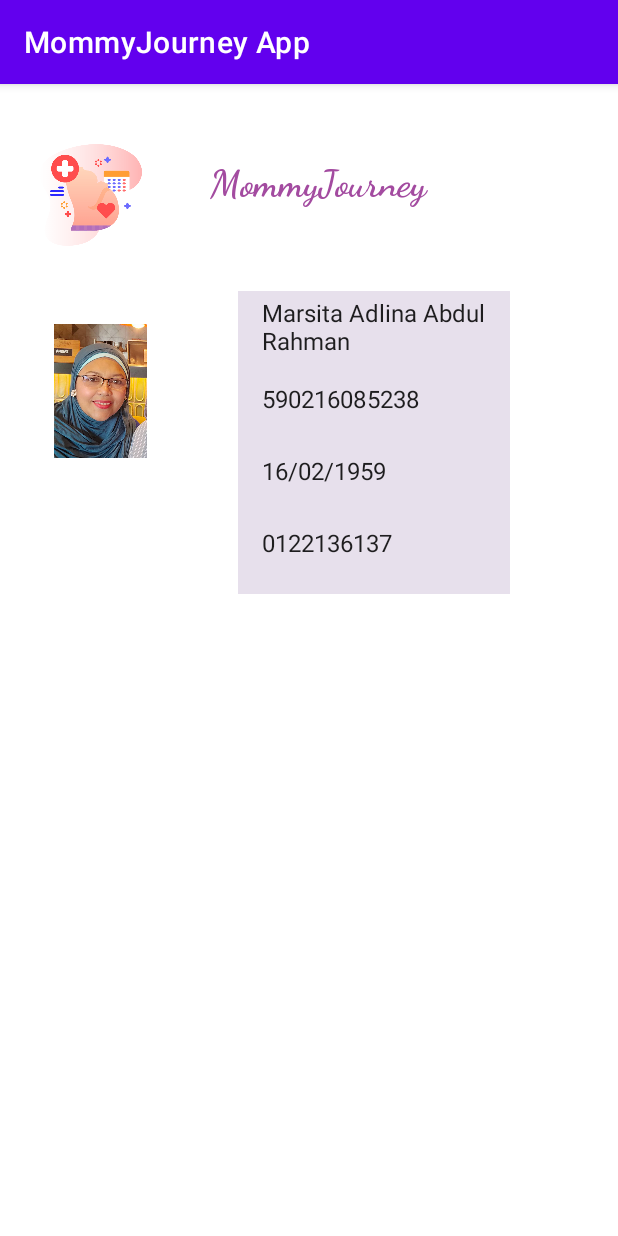
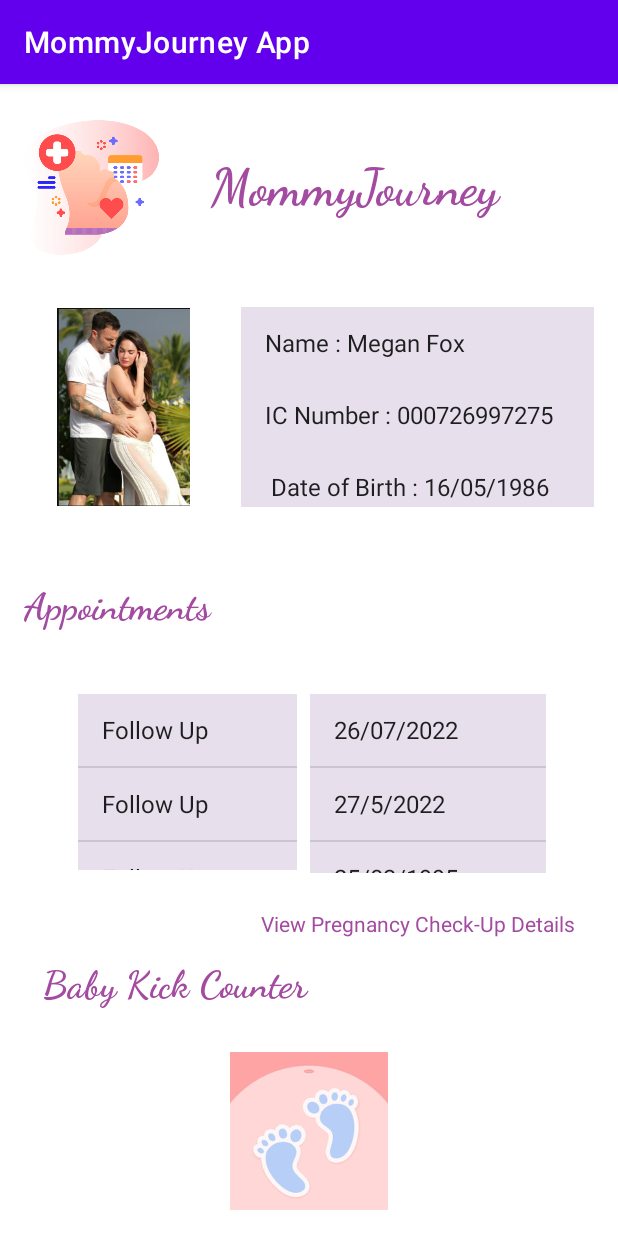
Before and after one commit to LeylaDiana/MommyJourneyApp, an Android app: the UserDashboard screen opened directly, with no data from a screen before it, on a phone screen of 412 x 824 dp. Run offline under Robolectric (Android 15) with nearby library versions, the phone set to English and light mode, and no system bars.

Commit message:
Add in Baby Kick Icon

```diff
--- a/app/src/main/AndroidManifest.xml
+++ b/app/src/main/AndroidManifest.xml
@@ -13,6 +13,12 @@
         android:supportsRtl="true"
         android:theme="@style/Theme.HelloWorldApp"
         tools:targetApi="31">
+        <activity
+            android:name=".BabyKickCounter"
+            android:exported="false" />
+        <activity
+            android:name=".MotherCheckupDetails1"
+            android:exported="false" />
         <activity
             android:name=".UserDashboard"
             android:exported="false" />
--- a/app/src/main/java/com/example/mommyjourneyapp/UserDashboard.kt
+++ b/app/src/main/java/com/example/mommyjourneyapp/UserDashboard.kt
@@ -1,25 +1,52 @@
 package com.example.mommyjourneyapp
 
+import android.content.Intent
 import android.graphics.Color
 import androidx.appcompat.app.AppCompatActivity
 import android.os.Bundle
-
-import android.widget.ArrayAdapter
-import android.widget.ListView
-import androidx.cardview.widget.CardView
+import android.view.View
+import android.widget.*
 
 class UserDashboard : AppCompatActivity() {
     override fun onCreate(savedInstanceState: Bundle?) {
         super.onCreate(savedInstanceState)
         setContentView(R.layout.activity_user_dashboard)
-        val arrayAdapter: ArrayAdapter<*>
-        val users = arrayOf( "Marsita Adlina Abdul Rahman", "590216085238", "16/02/1959", "0122136137" )
+        var arrayAdapter: ArrayAdapter<*>
+        val users = arrayOf( "Name : Megan Fox", "IC Number : 000726997275", " Date of Birth : 16/05/1986", " Handphone Number : 0126666912" )
+        val  followup = arrayOf( "Follow Up", "Follow Up ",  "Follow Up"  )
+        val  date = arrayOf( "26/07/2022", "27/5/2022","25/03/1995"
+        )
+
+        val uListView = findViewById<ListView>(R.id.userlist)
+        arrayAdapter = ArrayAdapter(this, android.R.layout.simple_list_item_1, users)
+        uListView.adapter = arrayAdapter
+        uListView.setBackgroundColor(Color.parseColor("#E7E0EC"));
+
 
         // access the listView from xml file
-        val mListView = findViewById<ListView>(R.id.userlist)
-        arrayAdapter = ArrayAdapter(this, android.R.layout.simple_list_item_1, users)
+        val ListView = findViewById<ListView>(R.id.followup)
+        arrayAdapter = ArrayAdapter(this, android.R.layout.simple_list_item_1, followup)
+        ListView.adapter = arrayAdapter
+        ListView.setBackgroundColor(Color.parseColor("#E7E0EC"));
+
+        val mListView = findViewById<ListView>(R.id.date)
+        arrayAdapter = ArrayAdapter(this, android.R.layout.simple_list_item_1, date)
         mListView.adapter = arrayAdapter
         mListView.setBackgroundColor(Color.parseColor("#E7E0EC"));
 
+        findViewById<TextView>(R.id.ViewPregnancyDetails)
+        val ViewPregnancyDetails = findViewById(R.id.ViewPregnancyDetails) as TextView
+        ViewPregnancyDetails.setOnClickListener {
+            val intent = Intent(this, MotherCheckupDetails1::class.java)
+            startActivity(intent)
+        }
+
+        findViewById<TextView>(R.id.babykickicon)
+        val babykickicon = findViewById(R.id.babykickicon) as ImageView
+        babykickicon.setOnClickListener {
+            val intent = Intent(this, BabyKickCounter::class.java)
+            startActivity(intent)
+        }
+
     }
 }
--- a/app/src/main/res/layout/activity_pregnant_mother.xml
+++ b/app/src/main/res/layout/activity_pregnant_mother.xml
@@ -58,6 +58,7 @@
         android:id="@+id/editTextTextPersonName2"
         android:layout_width="wrap_content"
         android:layout_height="wrap_content"
+        android:backgroundTint="#E967B5"
         android:ems="10"
         android:inputType="textPersonName"
         android:text="Phone Number"
@@ -72,6 +73,7 @@
         android:id="@+id/editTextTextPersonName3"
         android:layout_width="wrap_content"
         android:layout_height="wrap_content"
+        android:backgroundTint="#E967B5"
         android:ems="10"
         android:inputType="textPersonName"
         android:text="Password"
@@ -86,7 +88,8 @@
         android:id="@+id/button4"
         android:layout_width="wrap_content"
         android:layout_height="wrap_content"
-        android:text="SUBMIT"
+        android:backgroundTint="#0DB110"
+        android:text="LOGIN"
         app:layout_constraintBottom_toBottomOf="parent"
         app:layout_constraintEnd_toEndOf="parent"
         app:layout_constraintStart_toStartOf="parent"
@@ -98,6 +101,7 @@
         android:layout_width="wrap_content"
         android:layout_height="wrap_content"
         android:text="PREGNANT MOTHER"
+        android:textColor="#A34BA0"
         app:layout_constraintBottom_toBottomOf="parent"
         app:layout_constraintEnd_toEndOf="parent"
         app:layout_constraintStart_toStartOf="parent"
--- a/app/src/main/res/layout/activity_user_dashboard.xml
+++ b/app/src/main/res/layout/activity_user_dashboard.xml
@@ -8,14 +8,14 @@
 
     <ImageView
         android:id="@+id/imageView3"
-        android:layout_width="73dp"
-        android:layout_height="68dp"
-        android:layout_marginTop="40dp"
+        android:layout_width="103dp"
+        android:layout_height="90dp"
+        android:layout_marginTop="24dp"
 
         android:scaleType="fitStart"
         app:layout_constraintBottom_toTopOf="@+id/textview"
         app:layout_constraintEnd_toEndOf="parent"
-        app:layout_constraintHorizontal_bias="0.079"
+        app:layout_constraintHorizontal_bias="0.051"
         app:layout_constraintStart_toStartOf="parent"
         app:layout_constraintTop_toTopOf="parent"
         app:srcCompat="@drawable/pregnancy"
@@ -24,11 +24,27 @@
 
     <TextView
         android:id="@+id/textview2"
-        android:layout_width="235dp"
-        android:layout_height="69dp"
+        android:layout_width="308dp"
+        android:layout_height="111dp"
         android:layout_marginStart="140dp"
         android:fontFamily="cursive"
         android:text="MommyJourney"
+        android:textColor="#A34BA0"
+
+        android:textSize="34sp"
+        android:textStyle="bold"
+        app:layout_constraintBottom_toBottomOf="parent"
+        app:layout_constraintStart_toStartOf="parent"
+        app:layout_constraintTop_toTopOf="parent"
+        app:layout_constraintVertical_bias="0.072" />
+
+    <TextView
+        android:id="@+id/appointments"
+        android:layout_width="168dp"
+        android:layout_height="44dp"
+        android:layout_marginStart="16dp"
+        android:fontFamily="cursive"
+        android:text="Appointments"
         android:textColor="#A34BA0"
 
         android:textSize="25sp"
@@ -36,31 +52,97 @@
         app:layout_constraintBottom_toBottomOf="parent"
         app:layout_constraintStart_toStartOf="parent"
         app:layout_constraintTop_toTopOf="parent"
-        app:layout_constraintVertical_bias="0.072" />
+        app:layout_constraintVertical_bias="0.459" />
+
+    <TextView
+        android:id="@+id/appointments2"
+        android:layout_width="334dp"
+        android:layout_height="50dp"
+        android:layout_marginStart="16dp"
+        android:fontFamily="cursive"
+        android:text="Baby Kick Counter"
+
+        android:textColor="#A34BA0"
+        android:textSize="25sp"
+        android:textStyle="bold"
+        app:layout_constraintBottom_toBottomOf="parent"
+        app:layout_constraintEnd_toEndOf="parent"
+        app:layout_constraintHorizontal_bias="0.207"
+        app:layout_constraintStart_toStartOf="parent"
+        app:layout_constraintTop_toTopOf="parent"
+        app:layout_constraintVertical_bias="0.813" />
 
     <ImageView
         android:id="@+id/imageView4"
-        android:layout_width="75dp"
-        android:layout_height="89dp"
+        android:layout_width="103dp"
+        android:layout_height="132dp"
+        android:layout_marginStart="16dp"
         app:layout_constraintBottom_toBottomOf="parent"
         app:layout_constraintEnd_toEndOf="parent"
-        app:layout_constraintHorizontal_bias="0.088"
+        app:layout_constraintHorizontal_bias="0.051"
         app:layout_constraintStart_toStartOf="parent"
         app:layout_constraintTop_toTopOf="parent"
-        app:layout_constraintVertical_bias="0.236"
-        app:srcCompat="@drawable/pregnantwoman" />
+        app:layout_constraintVertical_bias="0.235"
+        app:srcCompat="@drawable/megan" />
 
     <ListView
         android:id="@+id/userlist"
-        android:layout_width="181dp"
-        android:layout_height="202dp"
+        android:layout_width="235dp"
+        android:layout_height="133dp"
         android:divider="@null"
         android:dividerHeight="0dp"
         app:layout_constraintBottom_toBottomOf="parent"
         app:layout_constraintEnd_toEndOf="parent"
-        app:layout_constraintHorizontal_bias="0.687"
+        app:layout_constraintHorizontal_bias="0.909"
         app:layout_constraintStart_toStartOf="parent"
         app:layout_constraintTop_toTopOf="parent"
-        app:layout_constraintVertical_bias="0.244" />
+        app:layout_constraintVertical_bias="0.234" />
+
+    <TextView
+        android:id="@+id/ViewPregnancyDetails"
+        android:layout_width="wrap_content"
+        android:layout_height="wrap_content"
+        android:text="View Pregnancy Check-Up Details"
+        android:textColor="#A34BA0"
+        app:layout_constraintBottom_toBottomOf="parent"
+        app:layout_constraintEnd_toEndOf="parent"
+        app:layout_constraintHorizontal_bias="0.86"
+        app:layout_constraintStart_toStartOf="parent"
+        app:layout_constraintTop_toTopOf="parent"
+        app:layout_constraintVertical_bias="0.735" />
+
+    <ImageView
+        android:id="@+id/babykickicon"
+        android:layout_width="105dp"
+        android:layout_height="105dp"
+        app:layout_constraintBottom_toBottomOf="parent"
+        app:layout_constraintEnd_toEndOf="parent"
+        app:layout_constraintStart_toStartOf="parent"
+        app:layout_constraintTop_toTopOf="parent"
+        app:layout_constraintVertical_bias="0.974"
+        app:srcCompat="@drawable/babykick" />
+
+    <ListView
+        android:id="@+id/followup"
+        android:layout_width="146dp"
+        android:layout_height="117dp"
+        android:layout_marginStart="16dp"
+        app:layout_constraintBottom_toBottomOf="parent"
+        app:layout_constraintEnd_toEndOf="parent"
+        app:layout_constraintHorizontal_bias="0.143"
+        app:layout_constraintStart_toStartOf="parent"
+        app:layout_constraintTop_toTopOf="parent"
+        app:layout_constraintVertical_bias="0.625" />
+
+    <ListView
+        android:id="@+id/date"
+        android:layout_width="157dp"
+        android:layout_height="119dp"
+        app:layout_constraintBottom_toBottomOf="parent"
+        app:layout_constraintEnd_toEndOf="parent"
+        app:layout_constraintHorizontal_bias="0.811"
+        app:layout_constraintStart_toStartOf="parent"
+        app:layout_constraintTop_toTopOf="parent"
+        app:layout_constraintVertical_bias="0.627" />
 
 </androidx.constraintlayout.widget.ConstraintLayout>
--- /dev/null
+++ b/app/src/main/res/values/ids.xml
@@ -0,0 +1,4 @@
+<?xml version="1.0" encoding="utf-8"?>
+<resources>
+    <item name="txtView" type="id" />
+</resources>
```
Also changed, not shown: app/src/main/java/com/example/mommyjourneyapp/BabyKickCounter.kt (added, +11 -0 lines), app/src/main/java/com/example/mommyjourneyapp/MotherCheckupDetails1.kt (added, +43 -0 lines), app/src/main/res/layout/activity_baby_kick_counter.xml (added, +30 -0 lines), app/src/main/res/layout/activity_nurse.xml (+7 -1 lines), app/src/main/res/layout/activity_view_pregnancy_checkup_mother_page_1.xml (added, +78 -0 lines), app/src/main/res/values/strings.xml (+10 -0 lines), app/src/main/res/drawable-v24/babykick.jpg (added), app/src/main/res/drawable-v24/megan.PNG (added).
